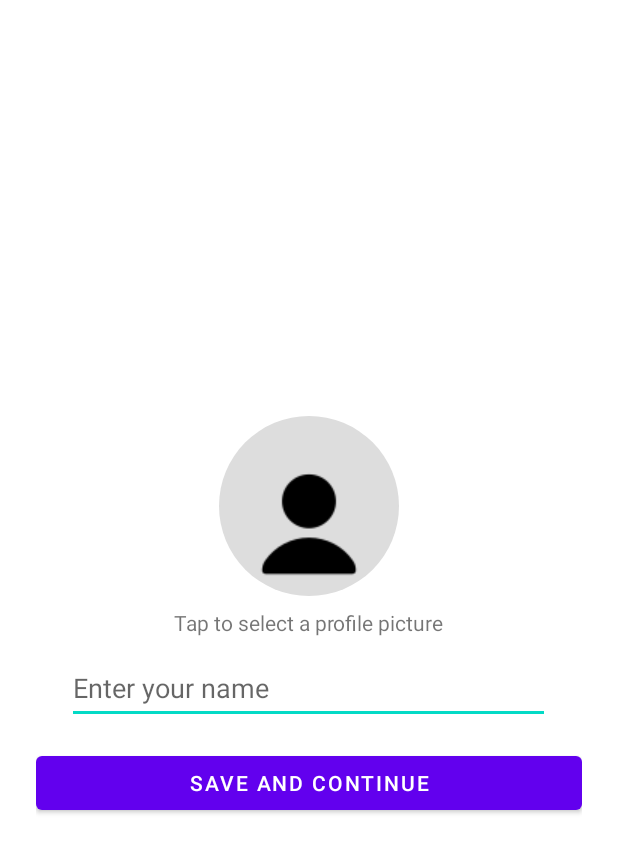
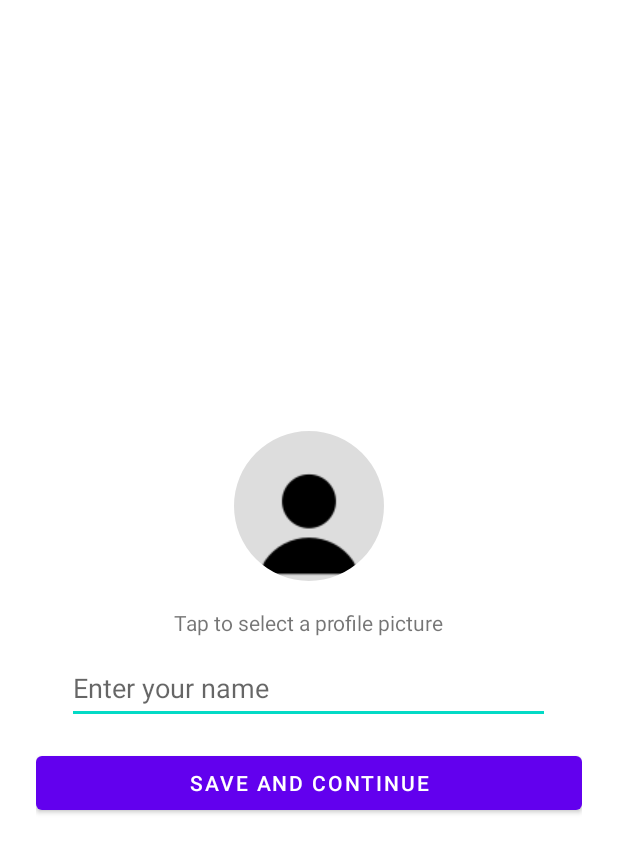
Before and after one commit to Ailover123/NAMED-MEMORIES, an Android app built with Jetpack Compose: the screen it shows after launch (SetupActivity), on a phone screen of 412 x 824 dp. Shown: the top 853 px of the screen. Run offline under Robolectric (Android 15) with nearby library versions, the phone set to English and light mode, and no system bars.

Commit message:
Day 2 :  5.Increased efficiency of Profile image selection on activity_home.xml and activity_setup.xml

```diff
--- a/app/src/main/res/layout/activity_setup.xml
+++ b/app/src/main/res/layout/activity_setup.xml
@@ -2,17 +2,21 @@
     xmlns:tools="http://schemas.android.com/tools"
     android:layout_width="match_parent"
     android:layout_height="match_parent"
+    xmlns:app="http://schemas.android.com/apk/res-auto"
     android:orientation="vertical"
     android:gravity="center"
     android:padding="24dp"
     tools:ignore="ExtraText">
 
-    <ImageView
+    <com.google.android.material.imageview.ShapeableImageView
         android:id="@+id/profileImage"
         android:layout_width="120dp"
         android:layout_height="120dp"
         android:src="@drawable/ic_person"
         android:contentDescription="@string/profile_picture"
+        android:scaleType="centerCrop"
+        android:layout_gravity="center"
+        app:shapeAppearanceOverlay="@style/CircleImage"
         android:background="@drawable/circle_bg"
         android:padding="10dp"
         android:clickable="true"
--- /dev/null
+++ b/app/src/main/res/values/styles.xml
@@ -0,0 +1,8 @@
+<?xml version="1.0" encoding="utf-8"?>
+<resources>
+    <style name="CircleImage" parent="">
+        <item name="cornerFamily">rounded</item>
+        <item name="cornerSize">50%</item>
+    </style>
+
+</resources>
```
Also changed, not shown: app/src/main/res/layout/activity_home.xml (+5 -3 lines).
